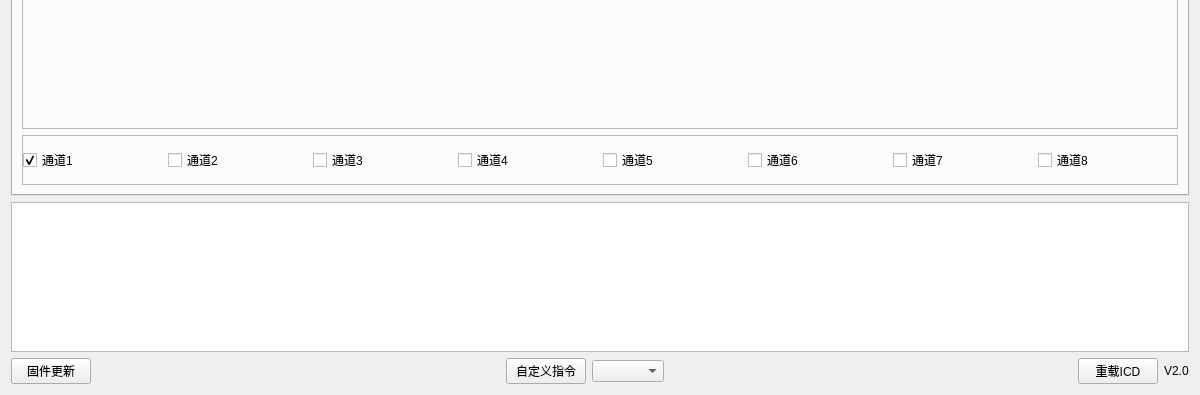
Before: the Qt Designer form ui/CTYui.ui in sunningxiao/RFSdemo, drawn with Qt 5; both pictures show x 0 to 1200 and y 597 to 992 of the 1200 by 992 pixel window.
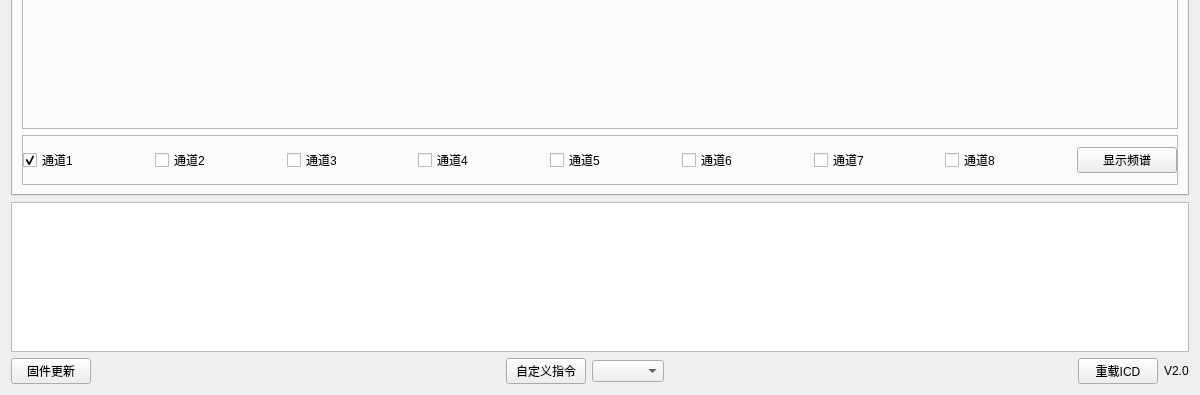
After: the same form once the commit is applied.

Commit message: 未归一化频谱显示

The edit to the form file:
```diff
--- a/ui/CTYui.ui
+++ b/ui/CTYui.ui
@@ -370,6 +370,25 @@
                   </property>
                  </widget>
                 </item>
+                <item>
+                 <widget class="QPushButton" name="btn_show_spectrum">
+                  <property name="minimumSize">
+                   <size>
+                    <width>100</width>
+                    <height>0</height>
+                   </size>
+                  </property>
+                  <property name="maximumSize">
+                   <size>
+                    <width>100</width>
+                    <height>16777215</height>
+                   </size>
+                  </property>
+                  <property name="text">
+                   <string>显示频谱</string>
+                  </property>
+                 </widget>
+                </item>
                </layout>
               </item>
              </layout>
```
The commit also changes 6 other files.
